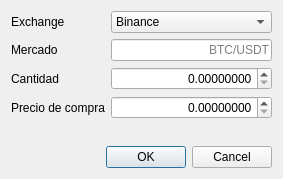
Above: src/dialogaddposition.ui from katmai1/qtradingview2 before the change. Below: the same form after it.
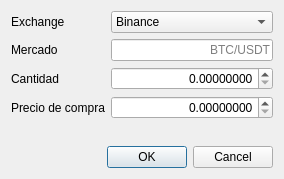
That is the form after the change. Icons and pictures are not drawn.

```diff
--- a/src/dialogaddposition.ui
+++ b/src/dialogaddposition.ui
@@ -6,7 +6,7 @@
    <rect>
     <x>0</x>
     <y>0</y>
-    <width>283</width>
+    <width>284</width>
     <height>179</height>
    </rect>
   </property>
```
Left out of the diff: 3 changed lines with no effect on the pictures.
